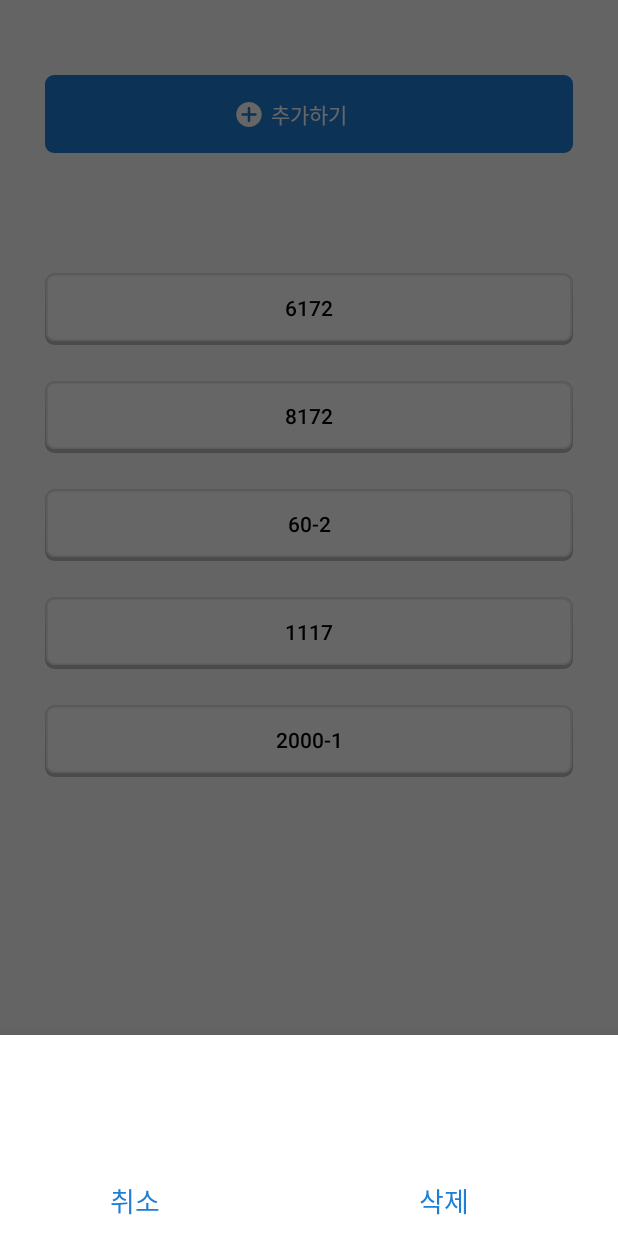
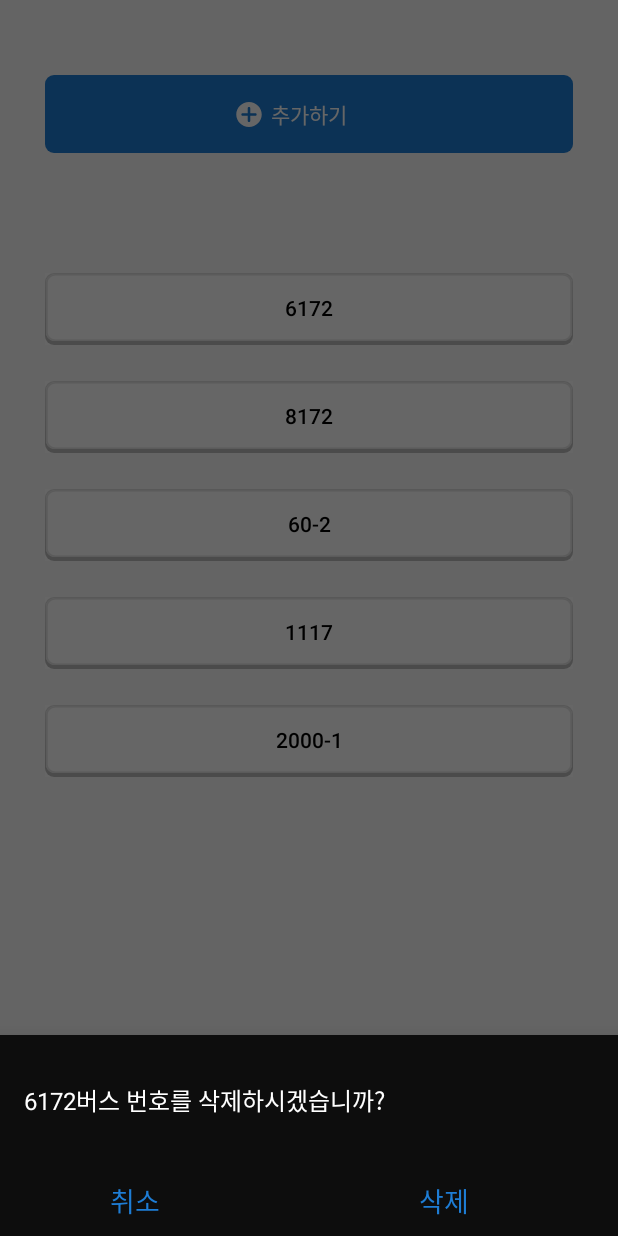
Before and after one commit to JunctionX-Hunter/JunctionX-Hunter-Android, an Android app: the AddAndDeleteTextActivity screen opened directly, with no data from a screen before it, after a tap on "6172", on a phone screen of 412 x 824 dp. Run offline under Robolectric (Android 15) with nearby library versions, the phone set to English and light mode, and no system bars; our stand-ins replace Timber, data binding; libraries missing offline, so code that uses them is left out: androidx.databinding.library.

```diff
--- a/app/src/main/java/com/junction/seoul/hunterandroid/setting/AddAndDeleteTextActivity.kt
+++ b/app/src/main/java/com/junction/seoul/hunterandroid/setting/AddAndDeleteTextActivity.kt
@@ -41,7 +41,8 @@ class AddAndDeleteTextActivity :
     uiStateJob = lifecycleScope.launch {
       viewModel.pickBus.collect { pickBus ->
         if (pickBus.title == null) return@collect
-        BottomDialogFragment(
+        BottomDialogFragment.newInstance(
+          busNumber = pickBus.title,
           onDelete = { viewModel.deleteBusNumber() }
         ).run {
           show(supportFragmentManager, tag)
--- a/app/src/main/java/com/junction/seoul/hunterandroid/setting/BottomDialogFragment.kt
+++ b/app/src/main/java/com/junction/seoul/hunterandroid/setting/BottomDialogFragment.kt
@@ -5,13 +5,12 @@ import android.view.LayoutInflater
 import android.view.View
 import android.view.ViewGroup
 import androidx.databinding.DataBindingUtil
-import androidx.fragment.app.DialogFragment
 import com.google.android.material.bottomsheet.BottomSheetDialogFragment
 import com.junction.seoul.hunterandroid.R
 import com.junction.seoul.hunterandroid.databinding.FragmentBottomDialogListDialogBinding
 import kotlinx.android.synthetic.main.fragment_bottom_dialog_list_dialog.*
 
-class BottomDialogFragment(val onDelete: () -> Unit) : BottomSheetDialogFragment() {
+class BottomDialogFragment(private val onDelete: () -> Unit) : BottomSheetDialogFragment() {
 
   lateinit var binding: FragmentBottomDialogListDialogBinding
 
@@ -32,6 +31,8 @@ class BottomDialogFragment(val onDelete: () -> Unit) : BottomSheetDialogFragment
 
   override fun onViewCreated(view: View, savedInstanceState: Bundle?) {
     super.onViewCreated(view, savedInstanceState)
+    binding.busNumber = arguments?.getString(BUS_NUMBER, "6172")
+
     btCancle.setOnClickListener {
       dialog?.dismiss()
     }
@@ -40,4 +41,14 @@ class BottomDialogFragment(val onDelete: () -> Unit) : BottomSheetDialogFragment
       dialog?.dismiss()
     }
   }
+
+  companion object {
+    private const val BUS_NUMBER = "BUS_NUMBER"
+    fun newInstance(busNumber: String, onDelete: () -> Unit): BottomDialogFragment =
+      BottomDialogFragment(onDelete).apply {
+        arguments = Bundle().apply {
+          putString(BUS_NUMBER, busNumber)
+        }
+      }
+  }
 }
--- a/app/src/main/res/layout/fragment_bottom_dialog_list_dialog.xml
+++ b/app/src/main/res/layout/fragment_bottom_dialog_list_dialog.xml
@@ -5,12 +5,17 @@
 
   <data>
 
+    <variable
+      name="busNumber"
+      type="String" />
+
   </data>
 
   <androidx.constraintlayout.widget.ConstraintLayout
     android:id="@+id/list"
     android:layout_width="match_parent"
     android:layout_height="wrap_content"
+    android:background="@color/gray_90"
     android:clipToPadding="false"
     app:behavior_hideable="true"
     app:layout_behavior="com.google.android.material.bottomsheet.BottomSheetBehavior"
@@ -33,7 +38,7 @@
         android:gravity="left"
         android:paddingStart="16dp"
         android:paddingEnd="16dp"
-        android:text="6172 버스 번호를 삭제하시겠습니까?"
+        android:text="@{busNumber+`버스 번호를 삭제하시겠습니까?`}"
         android:textColor="@color/white"
         app:layout_constraintBottom_toTopOf="@id/btCancle"
         app:layout_constraintEnd_toEndOf="parent"
```
